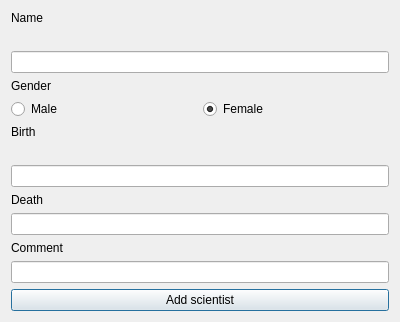
ManiSigt/Verklegt-nams, file addscientistdialog.ui: the form before one commit.
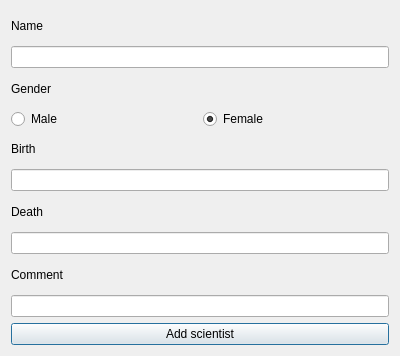
The form after the commit.

Commit message: fá villuskilaboð við hliðiná í addSci

Diff of the .ui file:
```diff
--- a/addscientistdialog.ui
+++ b/addscientistdialog.ui
@@ -7,7 +7,7 @@
     <x>0</x>
     <y>0</y>
     <width>400</width>
-    <height>316</height>
+    <height>356</height>
    </rect>
   </property>
   <property name="windowTitle">
@@ -15,6 +15,8 @@
   </property>
   <layout class="QVBoxLayout" name="verticalLayout">
    <item>
+    <layout class="QHBoxLayout" name="horizontalLayout_2">
+     <item>
     <widget class="QLabel" name="label_scientist_name">
      <property name="text">
       <string>Name</string>
@@ -28,6 +30,8 @@
      </property>
     </widget>
    </item>
+    </layout>
+   </item>
    <item>
     <widget class="QLineEdit" name="input_scientist_name"/>
    </item>
@@ -60,6 +64,8 @@
     </layout>
    </item>
    <item>
+    <layout class="QHBoxLayout" name="horizontalLayout_3">
+     <item>
     <widget class="QLabel" name="label_scientist_birth">
      <property name="text">
       <string>Birth</string>
@@ -72,6 +78,8 @@
       <string/>
      </property>
     </widget>
+     </item>
+    </layout>
    </item>
    <item>
     <widget class="QLineEdit" name="input_scientist_birth"/>
```
Lines whose indentation alone changed are shown as unchanged.
